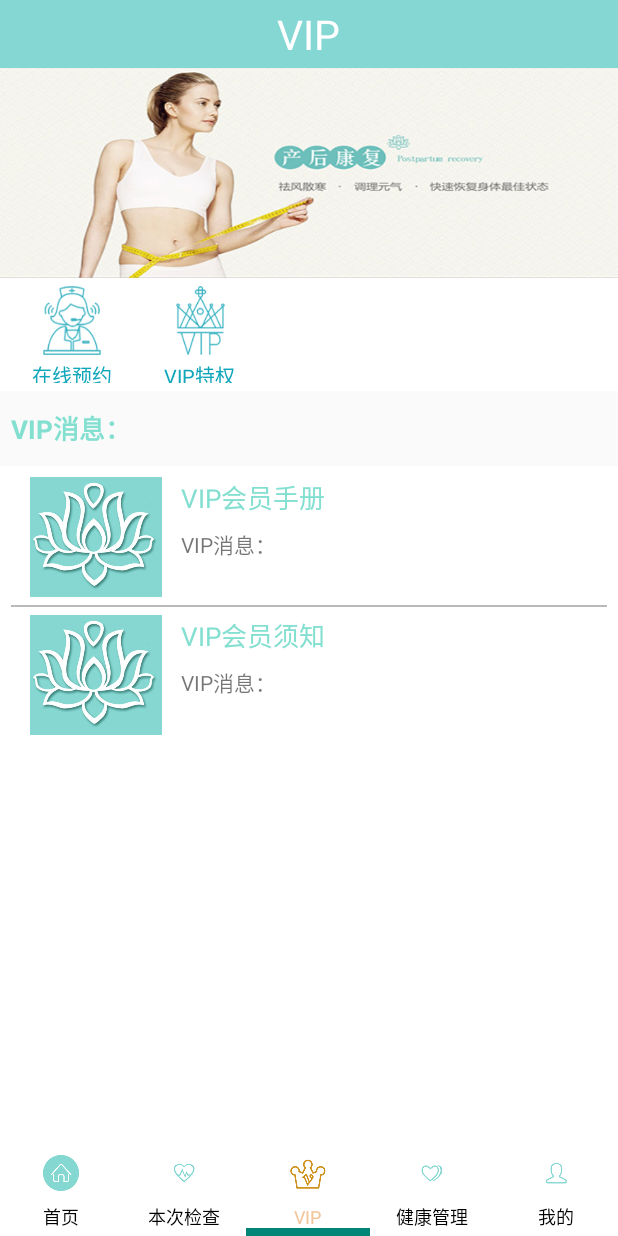
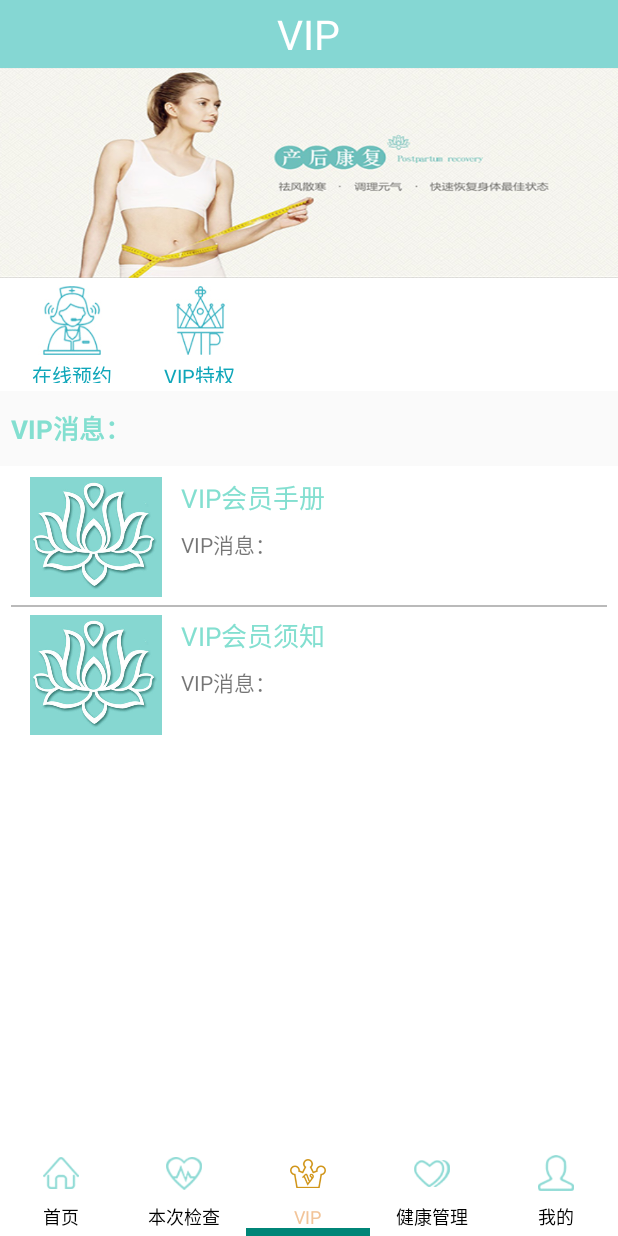
Before and after one commit to dengguotao8088/OutSourcing_Hospital, an Android app: the screen it shows after launch (MainActivity), item 3 of the bottom bar chosen, on a phone screen of 412 x 824 dp. Run offline under Robolectric (Android 15) with nearby library versions, the phone set to English and light mode, and no system bars; our stand-ins replace Navigation 3.

Commit message:
USER: change navi bar icon

```diff
--- a/app/src/main/java/jinxin/out/com/jinxinhospital/MainActivity.java
+++ b/app/src/main/java/jinxin/out/com/jinxinhospital/MainActivity.java
@@ -60,27 +60,27 @@ public class MainActivity extends AppCompatActivity {
 
     private void createTabs() {
         final TabLayout.Tab homeTab = mTabLayout.newTab();
-        homeTab.setIcon(R.drawable.tb1_hover);
+        homeTab.setIcon(R.drawable.navigation2);
         homeTab.setText(R.string.page_home);
         mTabsAdapter.addTab(homeTab, HomePageFragment.class, HOME_POSITION);
 
         final TabLayout.Tab currentCheckTab = mTabLayout.newTab();
-        currentCheckTab.setIcon(R.drawable.tb2);
+        currentCheckTab.setIcon(R.drawable.navigation1);
         currentCheckTab.setText(R.string.page_current_check);
         mTabsAdapter.addTab(currentCheckTab, CurrentCheckFragment.class, CURRENT_CHECK_POSITION);
 
         final TabLayout.Tab vipTab = mTabLayout.newTab();
-        vipTab.setIcon(R.drawable.tb5);
+        vipTab.setIcon(R.drawable.navigation5);
         vipTab.setText(R.string.page_vip);
         mTabsAdapter.addTab(vipTab, VipFragment.class, VIP_POSITION);
 
         final TabLayout.Tab healthManageTab = mTabLayout.newTab();
-        healthManageTab.setIcon(R.drawable.tb3);
+        healthManageTab.setIcon(R.drawable.navigation4);
         healthManageTab.setText(R.string.page_health_manage);
         mTabsAdapter.addTab(healthManageTab, HealthManageFragment.class, HEALTH_MANAGE_POSITION);
 
         final TabLayout.Tab userManageTab = mTabLayout.newTab();
-        userManageTab.setIcon(R.drawable.tb4);
+        userManageTab.setIcon(R.drawable.navigation3);
         userManageTab.setText(R.string.page_user);
         mTabsAdapter.addTab(userManageTab, UserFragment.class, USER_MANAGE_POSITION);
 
```
Also changed, not shown: app/src/main/res/drawable/navigation1.png (added), app/src/main/res/drawable/navigation2.png (added), app/src/main/res/drawable/navigation3.png (added), app/src/main/res/drawable/navigation4.png (added), app/src/main/res/drawable/navigation5.png (added).
